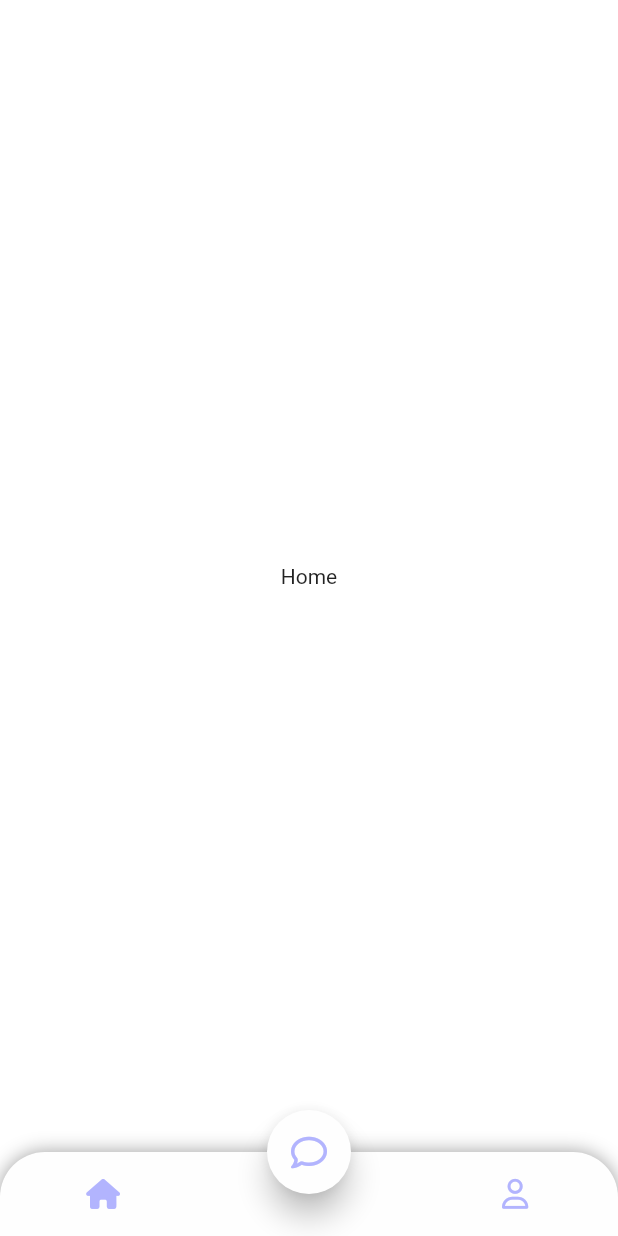
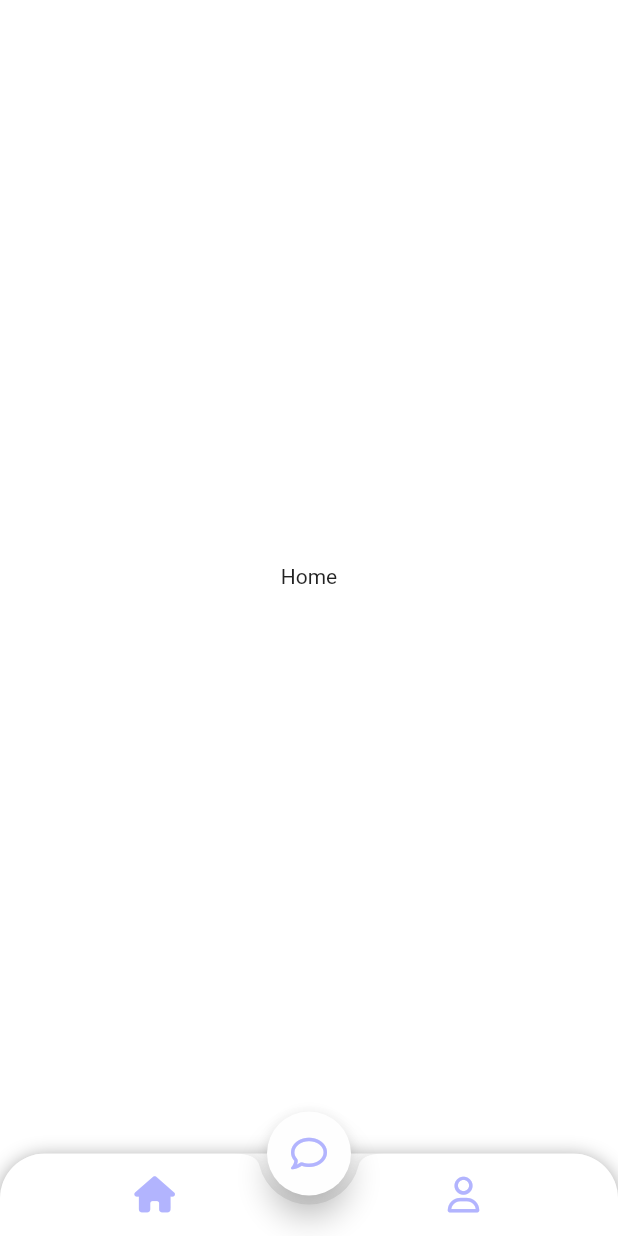
Before and after one commit to TelephyApp/Telephy_frontend, a Flutter app: the screen it shows after launch, on a phone screen of 412 x 824 dp. Run offline on Flutter 3.47's test engine with Material 2 defaults, Android fonts, the phone set to English and light mode, and no system bars; our stand-ins replace font_awesome_flutter.

Commit message:
adjusted BottomAppBar

```diff
--- a/lib/main_layout.dart
+++ b/lib/main_layout.dart
@@ -1,7 +1,5 @@
 import 'package:flutter/material.dart';
 import 'package:font_awesome_flutter/font_awesome_flutter.dart';
-import 'package:stylish_bottom_bar/model/bar_items.dart';
-import 'package:stylish_bottom_bar/stylish_bottom_bar.dart';
 import 'package:telephy/screens/chatlogs_screen.dart';
 import 'package:telephy/screens/home_screen.dart';
 import 'package:telephy/screens/profile_screen.dart';
@@ -15,35 +13,41 @@ class MainLayout extends StatefulWidget {
 }
 
 class _MainLayoutState extends State<MainLayout> {
-  //variable declaration
   int currentPage = 0;
-  final PageController _page = PageController();
+  final PageController _pageController = PageController(initialPage: 0);
+
+  void onPageChanged(int page) {
+    setState(() {
+      currentPage = page;
+    });
+  }
+
+  void onTap(int page) {
+    setState(() {
+      currentPage = page;
+      _pageController.animateToPage(
+        page,
+        duration: const Duration(milliseconds: 500),
+        curve: Curves.easeInOut,
+      );
+    });
+  }
+
   @override
   Widget build(BuildContext context) {
     return Scaffold(
       body: PageView(
-        controller: _page,
-        onPageChanged: ((value) {
-          setState(() {
-            currentPage = value;
-          });
-        }),
+        controller: _pageController,
+        onPageChanged: onPageChanged,
         children: const <Widget>[
           HomeScreen(),
           ChatLogsScreen(),
-          ProfileScreen()
+          ProfileScreen(),
         ],
       ),
       floatingActionButton: FloatingActionButton(
         onPressed: () {
-          setState(() {
-            currentPage = 1;
-            _page.animateToPage(
-              1,
-              duration: const Duration(milliseconds: 500),
-              curve: Curves.easeInOut,
-            );
-          });
+          onTap(1);
         },
         elevation: 8,
         backgroundColor: Config.baseColor,
@@ -54,60 +58,47 @@ class _MainLayoutState extends State<MainLayout> {
       ),
       floatingActionButtonLocation: FloatingActionButtonLocation.centerDocked,
       bottomNavigationBar: Container(
-        decoration: const BoxDecoration(
-          borderRadius: BorderRadius.only(
-              topRight: Radius.circular(30), topLeft: Radius.circular(30)),
+        height: 55,
+        decoration: BoxDecoration(
+          color: Config.baseColor,
+          borderRadius: BorderRadius.vertical(top: Radius.circular(30.0)),
           boxShadow: [
-            BoxShadow(color: Colors.black38, spreadRadius: 0, blurRadius: 10),
+            BoxShadow(
+              color: Colors.black38,
+              spreadRadius: 0,
+              blurRadius: 10,
+              offset: Offset(0, 2),
+            ),
           ],
         ),
         child: ClipRRect(
-          borderRadius: const BorderRadius.only(
-            topLeft: Radius.circular(30.0),
-            topRight: Radius.circular(30.0),
-          ),
-          child: BottomNavigationBar(
-            backgroundColor: Config.baseColor,
-            type: BottomNavigationBarType.fixed,
-            elevation: 20,
-            showSelectedLabels: false,
-            selectedFontSize: 12,
-            unselectedFontSize: 12,
-            iconSize: 20,
-            currentIndex: currentPage,
-            onTap: (page) {
-              setState(() {
-                currentPage = page;
-                _page.animateToPage(
-                  page,
-                  duration: const Duration(milliseconds: 500),
-                  curve: Curves.easeInOut,
-                );
-              });
-            },
-            items: const [
-              BottomNavigationBarItem(
-                icon: FaIcon(
-                  FontAwesomeIcons.house,
+          borderRadius: BorderRadius.vertical(top: Radius.circular(30.0)),
+          child: BottomAppBar(
+            shape: const CircularNotchedRectangle(),
+            notchMargin: 6.0,
+            child: Row(
+              mainAxisAlignment: MainAxisAlignment.spaceAround,
+              children: <Widget>[
+                IconButton(
+                  icon: const FaIcon(
+                    FontAwesomeIcons.home,
                     color: Config.mainColor1,
                   ),
-                label: '',
+                  onPressed: () {
+                    onTap(0);
+                  },
                 ),
-              BottomNavigationBarItem(
-                icon: FaIcon(
-                  FontAwesomeIcons.comment,
-                  color: Colors.transparent,
-                ),
-                label: '',
-              ),
-              BottomNavigationBarItem(
-                icon: FaIcon(
+                IconButton(
+                  icon: const FaIcon(
                     FontAwesomeIcons.user,
                     color: Config.mainColor1,
                   ),
-                label: '',
+                  onPressed: () {
+                    onTap(2);
+                  },
                 ),
               ],
+            ),
           ),
         ),
       ),
```
Lines whose indentation alone changed are shown as unchanged.
